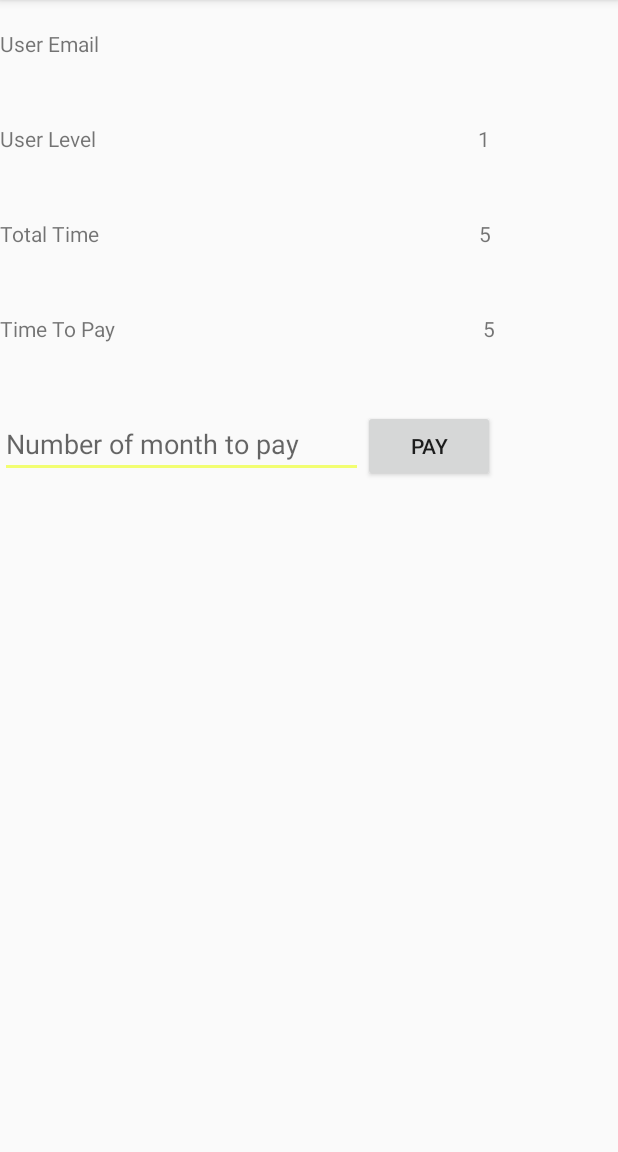
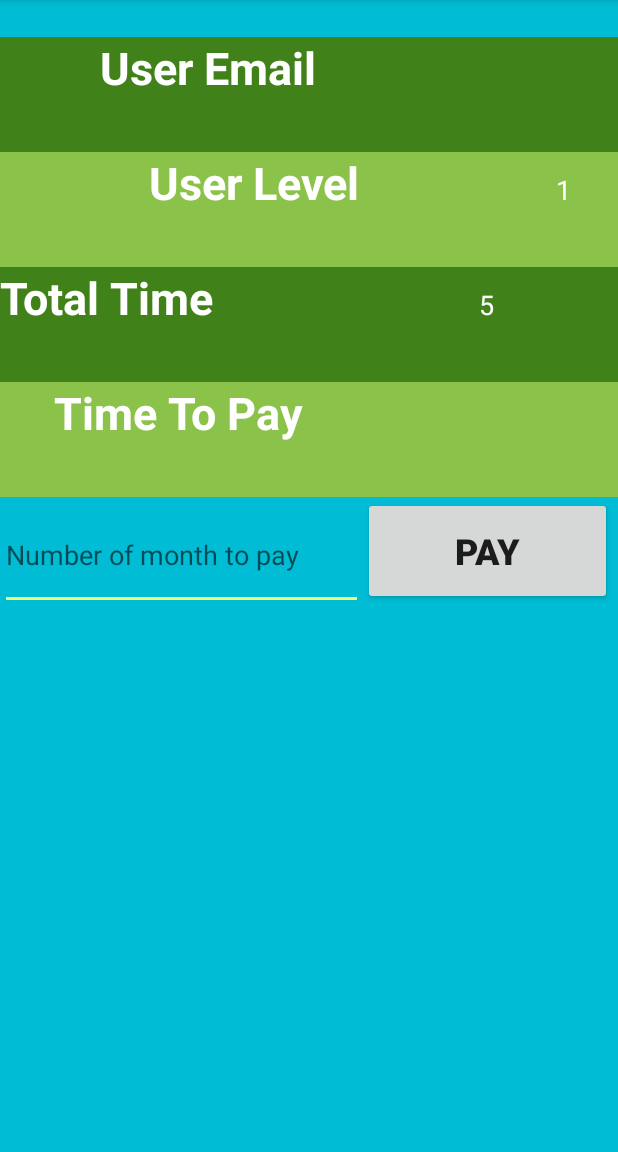
Before and after one commit to benshaty/HomeManagementApp, an Android app: the screen it shows after launch once a user with an empty profile is signed in (TenantActivity), on a phone screen of 412 x 824 dp, the part 84-1236 px from its top. Run offline under Robolectric (Android 15) with nearby library versions, the phone set to English and light mode, and no system bars; our stand-ins replace Firebase (no records; nobody signed in at launch, a user with empty details on screens opened directly).

Commit message:
finished design

```diff
--- a/app/src/main/res/layout/activity_tenant.xml
+++ b/app/src/main/res/layout/activity_tenant.xml
@@ -5,19 +5,24 @@
     android:layout_width="match_parent"
     android:layout_height="match_parent"
     android:orientation="vertical"
+    android:background="@color/colorPrimary"
     tools:context=".TenantActivity">
 
     <TextView
         android:id="@+id/textView1"
         android:layout_width="wrap_content"
         android:layout_height="wrap_content"
-        android:text="TextView" />
+        android:text="TextView"
+        android:textColor="@color/red"
+        android:textSize="18sp"
+        android:textStyle="bold|italic"/>
 
 
     <LinearLayout
         android:layout_width="match_parent"
         android:layout_height="wrap_content"
         android:layout_weight="0.1"
+        android:background="@color/green"
         android:orientation="horizontal">
 
         <TextView
@@ -25,14 +30,23 @@
             android:layout_width="wrap_content"
             android:layout_height="wrap_content"
             android:layout_weight="0.5"
-            android:text="@string/user_email" />
+            android:text="@string/user_email"
+            android:textAlignment="center"
+            android:textColor="@color/white"
+            android:textDirection="firstStrong"
+            android:textSize="30sp"
+            android:textStyle="bold"
+            android:typeface="normal" />
 
         <TextView
             android:id="@+id/user_email_t"
             android:layout_width="wrap_content"
             android:layout_height="wrap_content"
             android:layout_weight="0.5"
-            android:gravity="center" />
+            android:gravity="center"
+            android:textAlignment="center"
+            android:textColor="@color/white"
+            android:textSize="18sp" />
 
     </LinearLayout>
 
@@ -40,42 +54,59 @@
         android:layout_width="match_parent"
         android:layout_height="wrap_content"
         android:layout_weight="0.1"
+        android:background="@color/lightGreen"
         android:orientation="horizontal">
 
         <TextView
             android:id="@+id/textView8"
-            android:layout_width="wrap_content"
+            android:layout_width="277sp"
             android:layout_height="wrap_content"
             android:layout_weight="0.5"
-            android:text="@string/user_level" />
+            android:text="@string/user_level"
+            android:textAlignment="center"
+            android:textColor="@color/white"
+            android:textSize="30sp"
+            android:textStyle="bold"
+            android:typeface="normal"  />
 
         <TextView
             android:id="@+id/user_level_t"
             android:layout_width="wrap_content"
             android:layout_height="wrap_content"
             android:layout_weight="0.5"
-            android:gravity="center" />
+            android:gravity="center"
+            android:textAlignment="center"
+            android:textColor="@color/white"
+            android:textSize="18sp"/>
     </LinearLayout>
 
     <LinearLayout
         android:layout_width="match_parent"
         android:layout_height="wrap_content"
         android:layout_weight="0.1"
+        android:background="@color/green"
         android:orientation="horizontal">
 
         <TextView
             android:id="@+id/textView9"
-            android:layout_width="wrap_content"
+            android:layout_width="70sp"
             android:layout_height="wrap_content"
             android:layout_weight="1"
-            android:text="@string/total_time" />
+            android:text="@string/total_time"
+            android:textColor="@color/white"
+            android:textSize="30sp"
+            android:textStyle="bold"
+            android:typeface="normal" />
 
         <TextView
             android:id="@+id/listTotalTime_t"
             android:layout_width="wrap_content"
             android:layout_height="wrap_content"
             android:layout_weight="1"
-            android:gravity="center" />
+            android:gravity="center"
+            android:textAlignment="center"
+            android:textColor="@color/white"
+            android:textSize="18sp"/>
 
     </LinearLayout>
 
@@ -83,21 +114,30 @@
         android:layout_width="match_parent"
         android:layout_height="wrap_content"
         android:layout_weight="0.1"
+        android:background="@color/lightGreen"
         android:orientation="horizontal">
 
         <TextView
             android:id="@+id/textView10"
-            android:layout_width="wrap_content"
+            android:layout_width="73sp"
             android:layout_height="wrap_content"
             android:layout_weight="0.5"
-            android:text="@string/time_to_pay" />
+            android:text="@string/time_to_pay"
+            android:textAlignment="center"
+            android:textColor="@color/white"
+            android:textSize="30sp"
+            android:textStyle="bold"
+            android:typeface="normal"/>
 
         <TextView
             android:id="@+id/listTimeToPay_t"
             android:layout_width="wrap_content"
             android:layout_height="wrap_content"
             android:layout_weight="0.5"
-            android:gravity="center" />
+            android:gravity="center"
+            android:textAlignment="center"
+            android:textColor="@color/lightGreen"
+            android:textSize="18sp"/>
     </LinearLayout>
 
     <LinearLayout
@@ -108,8 +148,8 @@
 
         <EditText
             android:id="@+id/listNumberEditText_t"
-            android:layout_width="242dp"
-            android:layout_height="wrap_content"
+            android:layout_width="242sp"
+            android:layout_height="73sp"
             android:ems="10"
             android:hint="@string/number_of_month_to_pay"
             android:inputType="numberSigned"
@@ -117,9 +157,12 @@
 
         <Button
             android:id="@+id/listPayBtn"
-            android:layout_width="wrap_content"
-            android:layout_height="wrap_content"
-            android:text="@string/pay_btn" />
+            android:layout_width="166sp"
+            android:layout_height="72sp"
+            android:text="@string/pay_btn"
+            android:textAlignment="center"
+            android:textSize="24sp"
+            android:textStyle="bold"/>
 
     </LinearLayout>
 </androidx.appcompat.widget.LinearLayoutCompat>
--- a/app/src/main/res/values/colors.xml
+++ b/app/src/main/res/values/colors.xml
@@ -17,4 +17,8 @@
     <color name="btn_login_bg">#eceef1</color>
     <color name="lbl_name">#333333</color>
     <color name="btn_logut_bg">#ff6861</color>
+    <color name="red">#F10303</color>
+    <color name="green">#418119</color>
+    <color name="lightGreen">#8BC34A</color>
+    <color name="yellow">#FFEB3B</color>
 </resources>
--- a/app/src/main/res/values/strings.xml
+++ b/app/src/main/res/values/strings.xml
@@ -15,8 +15,9 @@
     <string name="total_time">Total Time</string>
     <string name="time_to_pay">Time To Pay</string>
     <string name="button">Button</string>
-    <string name="number_of_month_to_add">Number Of Month to Add</string>
+    <string name="number_of_month_to_add">Number of month to Add</string>
     <string name="number_of_month_to_pay">Number of month to pay</string>
     <string name="add_time_btn">Add</string>
     <string name="pay_btn">Pay</string>
+    <string name="textview">TextView</string>
 </resources>
```
Also changed, not shown: app/src/main/res/layout/activity_admin.xml (+9 -2 lines), app/src/main/res/layout/activity_login.xml (+10 -10 lines), app/src/main/res/layout/admin_list_item.xml (+30 -12 lines), app/src/main/res/values/dimens.xml (+4 -4 lines).
